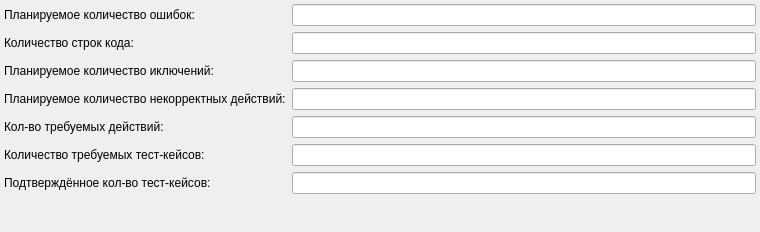
YuliaLee/yuliya, file projectsettingsdialog.ui: the form before one commit.
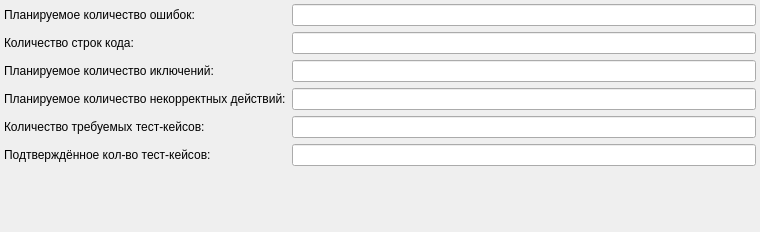
The form after the commit.

The edit to the form file:
```diff
--- a/projectsettingsdialog.ui
+++ b/projectsettingsdialog.ui
@@ -66,33 +66,23 @@
     <widget class="QLineEdit" name="_editIncorrectActions"/>
    </item>
    <item row="5" column="0">
-    <widget class="QLabel" name="label_5">
-     <property name="text">
-      <string>Кол-во требуемых действий:</string>
-     </property>
-    </widget>
-   </item>
-   <item row="5" column="1">
-    <widget class="QLineEdit" name="_editRequiredActions"/>
-   </item>
-   <item row="6" column="0">
     <widget class="QLabel" name="label_6">
      <property name="text">
       <string>Количество требуемых тест-кейсов:</string>
      </property>
     </widget>
    </item>
-   <item row="6" column="1">
+   <item row="5" column="1">
     <widget class="QLineEdit" name="_editNeedTestCase"/>
    </item>
-   <item row="7" column="0">
+   <item row="6" column="0">
     <widget class="QLabel" name="label_7">
      <property name="text">
       <string>Подтверждённое кол-во тест-кейсов:</string>
      </property>
     </widget>
    </item>
-   <item row="7" column="1">
+   <item row="6" column="1">
     <widget class="QLineEdit" name="_editCreatedTestCase"/>
    </item>
    <item row="4" column="0">
```
Left out of the diff: 14 changed lines with no effect on the pictures.
